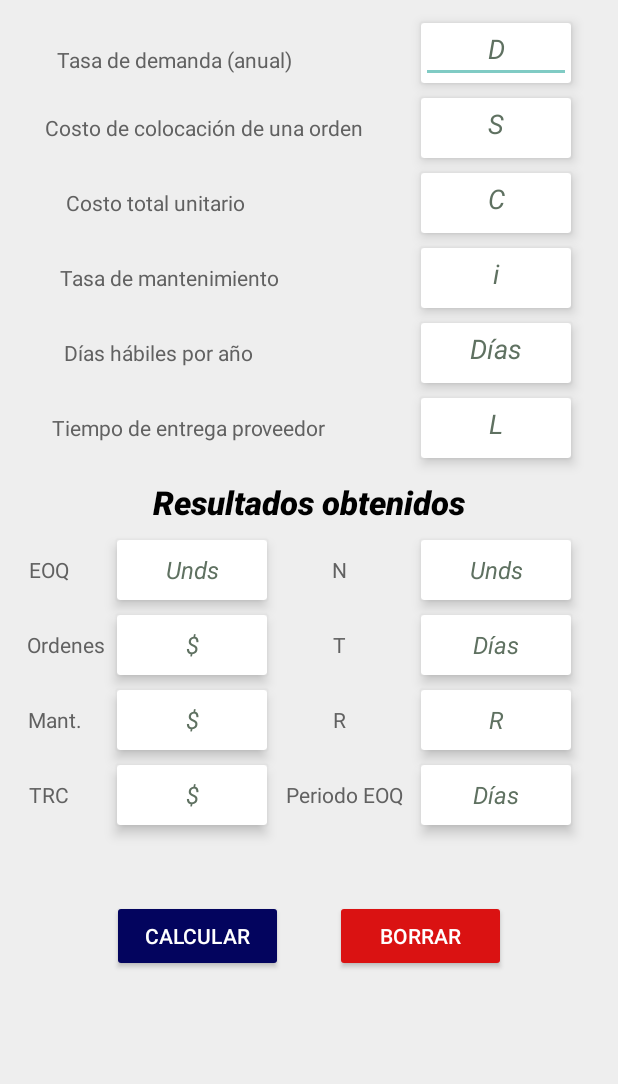
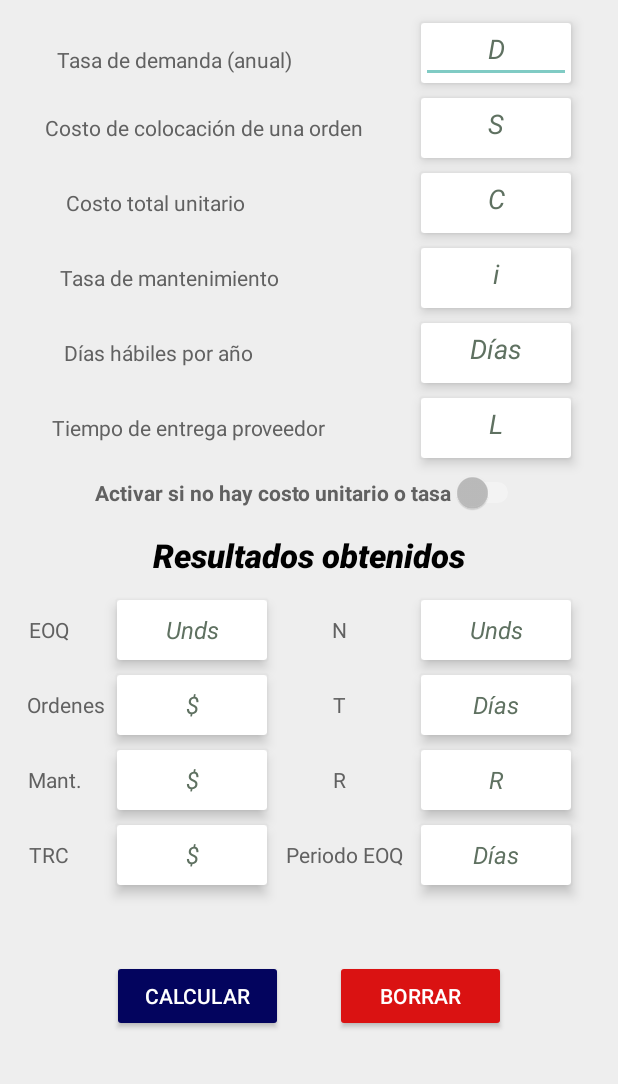
Before and after one commit to adrianval117/AppModeloEOQ, an Android app: the screen it shows after launch (MainActivity), after a tap on "BORRAR", on a phone screen of 412 x 824 dp, the part 152-1236 px from its top. Run offline under Robolectric (Android 15) with nearby library versions, the phone set to English and light mode, and no system bars; our stand-ins replace navigation-ui; libraries missing offline, so code that uses them is left out: com.opencsv, org.apache.poi.

Commit message:
V2.6: Permite el modo de recepción de datos en los casos en los que no hay costo unitario (C) ni tasa de mantenimiento (i)

```diff
--- a/ModeloEOQ/app/src/main/java/com/example/modeloeoq/HomeFragment.java
+++ b/ModeloEOQ/app/src/main/java/com/example/modeloeoq/HomeFragment.java
@@ -17,9 +17,12 @@ import android.view.LayoutInflater;
 import android.view.View;
 import android.view.ViewGroup;
 import android.widget.Button;
+import android.widget.CompoundButton;
 import android.widget.EditText;
+import android.widget.Switch;
 import android.widget.TextView;
 import android.widget.Toast;
+import android.widget.ToggleButton;
 
 import org.apache.poi.hpsf.Constants;
 import org.apache.poi.hssf.usermodel.HSSFCellStyle;
@@ -61,7 +64,10 @@ public class HomeFragment extends Fragment {
     EditText DInput, SInput, CInput, iInput, diasInput, LInput;
     TextView ResultadoEOQText, ResultadoOrdenesText, ResultadoCostoMantenimientoText, ResultadoTRCText;
     TextView ResultadoNText, ResultadoTText, ResultadoRText, ResultadoPeriodoEOQText;
+    TextView tasaMantenimientoLabel;
     CSVWriter csvWriter;
+    Switch cancelIC;
+    Boolean isCheckedOn;
     private HomeFragment ExcelUtils;
     private String csv = "/storage/emulated/0/Android/data/com.example.modeloeoq/data/data.csv";
 
@@ -85,6 +91,7 @@ public class HomeFragment extends Fragment {
     @Override
     public void onViewCreated(@NonNull View view, @Nullable Bundle savedInstanceState) {
         super.onViewCreated(view, savedInstanceState);
+        cancelIC = (Switch) view.findViewById(R.id.swNoiC);
         final View calculate = view.findViewById(R.id.calculateButton);
         final View erase = view.findViewById(R.id.eraseButton);
         DInput = (EditText) view.findViewById(R.id.DInputText);
@@ -101,6 +108,20 @@ public class HomeFragment extends Fragment {
         ResultadoTText = (TextView) view.findViewById(R.id.ResultadoTText);
         ResultadoRText = (TextView) view.findViewById(R.id.ResultadoRText);
         ResultadoPeriodoEOQText = (TextView) view.findViewById(R.id.ResultadoPeriodoEOQText);
+        tasaMantenimientoLabel = (TextView) view.findViewById(R.id.TasaMantenimientoLabel);
+
+        //Check if C or i are present
+        isCheckedOn = false;
+        CompoundButton.OnCheckedChangeListener sw = (View, isChecked) -> {
+            if (isChecked) {
+                isCheckedOn = true;
+                Toast.makeText(getActivity(), "La tasa de mantenimiento no está habilitada", Toast.LENGTH_SHORT).show();
+            } else {
+                isCheckedOn = false;
+                Toast.makeText(getActivity(), "La tasa de mantenimiento está habilitada", Toast.LENGTH_SHORT).show();
+            }
+            chekModeiC();
+        };
 
         //Button to calculate
         View.OnClickListener calulator = v -> {
@@ -113,13 +134,14 @@ public class HomeFragment extends Fragment {
             }
         };
 
-        //Button to calculate
+        //Button to erase the data
         View.OnClickListener eraser = v -> {
             cleanInputs();
         };
 
+        cancelIC.setOnCheckedChangeListener(sw);
+        calculate.setOnClickListener(calulator);
         erase.setOnClickListener(eraser);
-        calculate.setOnClickListener(calulator);
     }
 
     private void cleanInputs() {
@@ -130,7 +152,28 @@ public class HomeFragment extends Fragment {
         diasInput.setText("");
         LInput.setText("");
         ResultadoEOQText.setText("");
+        ResultadoOrdenesText.setText("");
         ResultadoCostoMantenimientoText.setText("");
+        ResultadoTRCText.setText("");
+        ResultadoNText.setText("");
+        ResultadoTText.setText("");
+        ResultadoRText.setText("");
+        ResultadoPeriodoEOQText.setText("");
+    }
+
+    public void chekModeiC(){
+        //If the no C mode is switched, set C = 0 and change the label to H ($) mode
+        if(isCheckedOn){
+            CInput.setText("0");
+            CInput.setFocusable(false);
+            tasaMantenimientoLabel.setText("Costo de mantenimiento anual");
+            iInput.setHint("H ($)");
+        }else{
+            CInput.setText("");
+            CInput.setFocusableInTouchMode(true);
+            tasaMantenimientoLabel.setText("Tasa de mantenimiento");
+            iInput.setHint("i");
+        }
     }
 
     public void checkEditsFields() {
@@ -141,26 +184,38 @@ public class HomeFragment extends Fragment {
         String iInput_str = iInput.getText().toString();
         String diasInput_str = diasInput.getText().toString();
         String LInput_str = LInput.getText().toString();
-        if (dInput_str.matches("") || sInput_str.matches("")){
+
+        if (dInput_str.matches("") || sInput_str.matches("") ||
+                CInput_str.matches("") || iInput_str.matches("")){
             Toast.makeText(getActivity(), "Se deben llenar todos los campos", Toast.LENGTH_SHORT).show();
         }else{
             Double D = Double.parseDouble(dInput_str);
             Double S = Double.parseDouble(sInput_str);
-            /*Double C = Double.parseDouble(CInput_str);
+            Double C = Double.parseDouble(CInput_str);
             Double i = Double.parseDouble(iInput_str);
-            Double dias = Double.parseDouble(diasInput_str);
+            /*Double dias = Double.parseDouble(diasInput_str);
             Double tiempoEntrega = Double.parseDouble(LInput_str);*/
-            calulateEOQ(D, S);
+            calulateEOQ(D, S, C, i);
         }
     }
 
-    public void calulateEOQ(Double D, Double S) {
+    public void calulateEOQ(Double D, Double S, Double C, Double i) {
+
         //If it makit till here, then it's ready to calculate
         Toast.makeText(getActivity(), "Calculando...", Toast.LENGTH_SHORT).show();
 
         //Answers
-        Double EOQ;
-        EOQ = D * S;
+        /*If you are not given the unit cost (C), you must enter a 0 in the field.
+        In addition, the field associated with the maintenance rate (i) must be changed
+        to the cost of the maintenance (H) in monetary units*/
+        Double H;
+        if(isCheckedOn){
+            H = i;
+        }else{
+            H = C*i;
+        }
+        Double EOQ = Math.pow((2*D*S)/H, 0.5);
+        Log.e("EOQ: ", ""+EOQ);
 
         //Convert answers to strings
         String dInput_str = Double.toString(D);
--- a/ModeloEOQ/app/src/main/res/layout/fragment_home.xml
+++ b/ModeloEOQ/app/src/main/res/layout/fragment_home.xml
@@ -120,6 +120,20 @@
             app:layout_constraintStart_toStartOf="parent"
             app:layout_constraintTop_toBottomOf="@+id/TopLinearLayout"
             tools:ignore="MissingConstraints" />
+
+        <Switch
+            android:id="@+id/swNoiC"
+            android:layout_width="wrap_content"
+            android:layout_height="wrap_content"
+            android:layout_marginTop="20dp"
+            android:text="Activar si no hay costo unitario o tasa"
+            android:textColor="#616161"
+            android:textStyle="bold"
+            android:textAlignment="center"
+            app:layout_constraintEnd_toEndOf="parent"
+            app:layout_constraintHorizontal_bias="0.5"
+            app:layout_constraintStart_toStartOf="parent"
+            app:layout_constraintTop_toBottomOf="@+id/tiempoEntregaProveedorLabel" />
 
         <!--SPLIT-->
         <!--SPLIT-->
@@ -324,7 +338,7 @@
             android:id="@+id/ResultadosText"
             android:layout_width="wrap_content"
             android:layout_height="30dp"
-            android:layout_marginTop="320dp"
+            android:layout_marginTop="355dp"
             android:fontFamily="sans-serif-medium"
             android:text="@string/results_text"
             android:textAlignment="center"
@@ -341,7 +355,7 @@
             android:id="@+id/EOQLabel"
             android:layout_width="wrap_content"
             android:layout_height="wrap_content"
-            android:layout_marginTop="370dp"
+            android:layout_marginTop="410dp"
             android:text="EOQ"
             android:textColor="#616161"
             android:textFontWeight="50"
@@ -355,7 +369,7 @@
             android:id="@+id/CostoOrdenesLabel"
             android:layout_width="wrap_content"
             android:layout_height="wrap_content"
-            android:layout_marginTop="420dp"
+            android:layout_marginTop="460dp"
             android:text="Ordenes"
             android:textColor="#616161"
             android:textFontWeight="50"
@@ -369,7 +383,7 @@
             android:id="@+id/CostoMantenimientoLabel"
             android:layout_width="wrap_content"
             android:layout_height="wrap_content"
-            android:layout_marginTop="470dp"
+            android:layout_marginTop="510dp"
             android:text="Mant."
             android:textColor="#616161"
             android:textFontWeight="50"
@@ -383,7 +397,7 @@
             android:id="@+id/TRCLabel"
             android:layout_width="wrap_content"
             android:layout_height="wrap_content"
-            android:layout_marginTop="520dp"
+            android:layout_marginTop="560dp"
             android:text="TRC"
             android:textColor="#616161"
             android:textFontWeight="50"
@@ -399,7 +413,7 @@
             android:id="@+id/ResultadoEOQCard"
             android:layout_width="100dp"
             android:layout_height="40dp"
-            android:layout_marginTop="360dp"
+            android:layout_marginTop="400dp"
             app:cardBackgroundColor="@android:color/white"
             app:cardElevation="5dp"
             app:layout_constraintEnd_toEndOf="parent"
@@ -429,7 +443,7 @@
             android:id="@+id/ResultadoCostoOrdenesCard"
             android:layout_width="100dp"
             android:layout_height="40dp"
-            android:layout_marginTop="410dp"
+            android:layout_marginTop="450dp"
             app:cardBackgroundColor="@android:color/white"
             app:cardElevation="5dp"
             app:layout_constraintEnd_toEndOf="parent"
@@ -459,7 +473,7 @@
             android:id="@+id/ResultadoCostoMantenimientoCard"
             android:layout_width="100dp"
             android:layout_height="40dp"
-            android:layout_marginTop="460dp"
+            android:layout_marginTop="500dp"
             app:cardBackgroundColor="@android:color/white"
             app:cardElevation="5dp"
             app:layout_constraintEnd_toEndOf="parent"
@@ -489,7 +503,7 @@
             android:id="@+id/ResultadoTRCCard"
             android:layout_width="100dp"
             android:layout_height="40dp"
-            android:layout_marginTop="510dp"
+            android:layout_marginTop="550dp"
             app:cardBackgroundColor="@android:color/white"
             app:cardElevation="5dp"
             app:layout_constraintEnd_toEndOf="parent"
@@ -522,7 +536,7 @@
             android:id="@+id/NLabel"
             android:layout_width="wrap_content"
             android:layout_height="wrap_content"
-            android:layout_marginTop="370dp"
+            android:layout_marginTop="410dp"
             android:text="N"
             android:textColor="#616161"
             android:textFontWeight="50"
@@ -536,7 +550,7 @@
             android:id="@+id/TLabel"
             android:layout_width="wrap_content"
             android:layout_height="wrap_content"
-            android:layout_marginTop="420dp"
+            android:layout_marginTop="460dp"
             android:text="T"
             android:textColor="#616161"
             android:textFontWeight="50"
@@ -550,7 +564,7 @@
             android:id="@+id/RLabel"
             android:layout_width="wrap_content"
             android:layout_height="wrap_content"
-            android:layout_marginTop="470dp"
+            android:layout_marginTop="510dp"
             android:text="R"
             android:textColor="#616161"
             android:textFontWeight="50"
@@ -564,7 +578,7 @@
             android:id="@+id/PeriodoEOQLabel"
             android:layout_width="wrap_content"
             android:layout_height="wrap_content"
-            android:layout_marginTop="520dp"
+            android:layout_marginTop="560dp"
             android:text="Periodo EOQ"
             android:textColor="#616161"
             android:textFontWeight="50"
@@ -579,7 +593,7 @@
             android:id="@+id/ResultadoNCard"
             android:layout_width="100dp"
             android:layout_height="40dp"
-            android:layout_marginTop="360dp"
+            android:layout_marginTop="400dp"
             app:cardBackgroundColor="@android:color/white"
             app:cardElevation="5dp"
             app:layout_constraintEnd_toEndOf="parent"
@@ -609,7 +623,7 @@
             android:id="@+id/ResultadoTCard"
             android:layout_width="100dp"
             android:layout_height="40dp"
-            android:layout_marginTop="410dp"
+            android:layout_marginTop="450dp"
             app:cardBackgroundColor="@android:color/white"
             app:cardElevation="5dp"
             app:layout_constraintEnd_toEndOf="parent"
@@ -639,7 +653,7 @@
             android:id="@+id/ResultadoRCard"
             android:layout_width="100dp"
             android:layout_height="40dp"
-            android:layout_marginTop="460dp"
+            android:layout_marginTop="500dp"
             app:cardBackgroundColor="@android:color/white"
             app:cardElevation="5dp"
             app:layout_constraintEnd_toEndOf="parent"
@@ -669,7 +683,7 @@
             android:id="@+id/ResultadoPeriodoEOQCard"
             android:layout_width="100dp"
             android:layout_height="40dp"
-            android:layout_marginTop="510dp"
+            android:layout_marginTop="550dp"
             app:cardBackgroundColor="@android:color/white"
             app:cardElevation="5dp"
             app:layout_constraintEnd_toEndOf="parent"
@@ -713,7 +727,7 @@
             android:layout_width="114dp"
             android:layout_height="wrap_content"
             android:layout_gravity="center"
-            android:layout_marginTop="600dp"
+            android:layout_marginTop="640dp"
             android:backgroundTint="@color/principalColor"
             android:elevation="4dp"
             android:text="@string/button_calculate_text"
@@ -730,7 +744,7 @@
             android:layout_width="114dp"
             android:layout_height="wrap_content"
             android:layout_gravity="center"
-            android:layout_marginTop="600dp"
+            android:layout_marginTop="640dp"
             android:backgroundTint="@color/red"
             android:elevation="4dp"
             android:text="@string/button_erase_text"
```
